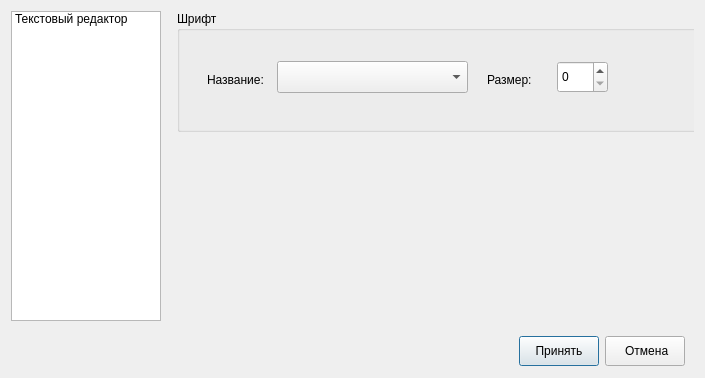
Ivanos121/pyTorch-Studio, file settings.ui: the form before one commit.
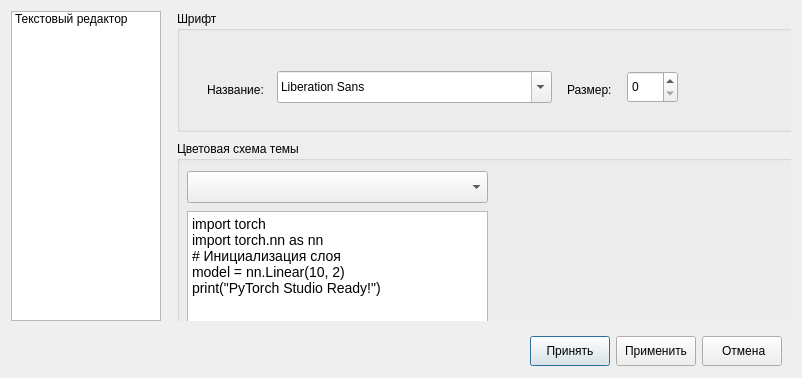
The form after the commit.

```diff
--- a/settings.ui
+++ b/settings.ui
@@ -6,7 +6,7 @@
    <rect>
     <x>0</x>
     <y>0</y>
-    <width>705</width>
+    <width>802</width>
     <height>378</height>
    </rect>
   </property>
@@ -43,7 +43,7 @@
         <rect>
          <x>10</x>
          <y>0</y>
-         <width>531</width>
+         <width>621</width>
          <height>121</height>
         </rect>
        </property>
@@ -54,7 +54,7 @@
         <property name="geometry">
          <rect>
           <x>30</x>
-          <y>60</y>
+          <y>70</y>
           <width>71</width>
           <height>18</height>
          </rect>
@@ -63,21 +63,11 @@
          <string>Название:</string>
         </property>
        </widget>
-       <widget class="QComboBox" name="comboBox">
-        <property name="geometry">
-         <rect>
-          <x>100</x>
-          <y>50</y>
-          <width>191</width>
-          <height>32</height>
-         </rect>
-        </property>
-       </widget>
        <widget class="QLabel" name="label_2">
         <property name="geometry">
          <rect>
-          <x>310</x>
-          <y>60</y>
+          <x>390</x>
+          <y>70</y>
           <width>57</width>
           <height>18</height>
          </rect>
@@ -89,13 +79,73 @@
        <widget class="QSpinBox" name="spinBox">
         <property name="geometry">
          <rect>
-          <x>380</x>
-          <y>50</y>
+          <x>450</x>
+          <y>60</y>
           <width>51</width>
           <height>32</height>
          </rect>
         </property>
        </widget>
+       <widget class="QFontComboBox" name="fontComboBoxEditor">
+        <property name="geometry">
+         <rect>
+          <x>100</x>
+          <y>60</y>
+          <width>275</width>
+          <height>32</height>
+         </rect>
+        </property>
+       </widget>
+      </widget>
+      <widget class="QGroupBox" name="groupBox_2">
+       <property name="geometry">
+        <rect>
+         <x>10</x>
+         <y>130</y>
+         <width>621</width>
+         <height>191</height>
+        </rect>
+       </property>
+       <property name="title">
+        <string>Цветовая схема темы</string>
+       </property>
+       <widget class="QTextEdit" name="codePreviewText">
+        <property name="geometry">
+         <rect>
+          <x>10</x>
+          <y>70</y>
+          <width>301</width>
+          <height>111</height>
+         </rect>
+        </property>
+        <property name="readOnly">
+         <bool>true</bool>
+        </property>
+        <property name="html">
+         <string>&lt;!DOCTYPE HTML PUBLIC &quot;-//W3C//DTD HTML 4.0//EN&quot; &quot;http://www.w3.org/TR/REC-html40/strict.dtd&quot;&gt;
+&lt;html&gt;&lt;head&gt;&lt;meta name=&quot;qrichtext&quot; content=&quot;1&quot; /&gt;&lt;meta charset=&quot;utf-8&quot; /&gt;&lt;style type=&quot;text/css&quot;&gt;
+p, li { white-space: pre-wrap; }
+hr { height: 1px; border-width: 0; }
+li.unchecked::marker { content: &quot;\2610&quot;; }
+li.checked::marker { content: &quot;\2612&quot;; }
+&lt;/style&gt;&lt;/head&gt;&lt;body style=&quot; font-family:'Noto Sans'; font-size:10pt; font-weight:400; font-style:normal;&quot;&gt;
+&lt;p style=&quot; margin-top:0px; margin-bottom:0px; margin-left:0px; margin-right:0px; -qt-block-indent:0; text-indent:0px;&quot;&gt;&lt;span style=&quot; font-family:'monospace'; font-size:14px;&quot;&gt;import torch &lt;/span&gt;&lt;/p&gt;
+&lt;p style=&quot; margin-top:0px; margin-bottom:0px; margin-left:0px; margin-right:0px; -qt-block-indent:0; text-indent:0px;&quot;&gt;&lt;span style=&quot; font-family:'monospace'; font-size:14px;&quot;&gt;import torch.nn as nn &lt;/span&gt;&lt;/p&gt;
+&lt;p style=&quot; margin-top:0px; margin-bottom:0px; margin-left:0px; margin-right:0px; -qt-block-indent:0; text-indent:0px;&quot;&gt;&lt;span style=&quot; font-family:'monospace'; font-size:14px;&quot;&gt;# Инициализация слоя &lt;/span&gt;&lt;/p&gt;
+&lt;p style=&quot; margin-top:0px; margin-bottom:0px; margin-left:0px; margin-right:0px; -qt-block-indent:0; text-indent:0px;&quot;&gt;&lt;span style=&quot; font-family:'monospace'; font-size:14px;&quot;&gt;model = nn.Linear(10, 2) &lt;/span&gt;&lt;/p&gt;
+&lt;p style=&quot; margin-top:0px; margin-bottom:0px; margin-left:0px; margin-right:0px; -qt-block-indent:0; text-indent:0px;&quot;&gt;&lt;span style=&quot; font-family:'monospace'; font-size:14px;&quot;&gt;print(&amp;quot;PyTorch Studio Ready!&amp;quot;)&lt;/span&gt;&lt;/p&gt;&lt;/body&gt;&lt;/html&gt;</string>
+        </property>
+       </widget>
+       <widget class="QComboBox" name="comboTheme">
+        <property name="geometry">
+         <rect>
+          <x>10</x>
+          <y>30</y>
+          <width>301</width>
+          <height>32</height>
+         </rect>
+        </property>
+       </widget>
       </widget>
      </widget>
      <widget class="QWidget" name="page_2"/>
@@ -149,7 +199,26 @@
        </widget>
       </item>
       <item>
-       <widget class="QPushButton" name="pushButton">
+       <widget class="QPushButton" name="btnApply">
+        <property name="minimumSize">
+         <size>
+          <width>0</width>
+          <height>30</height>
+         </size>
+        </property>
+        <property name="maximumSize">
+         <size>
+          <width>16777215</width>
+          <height>30</height>
+         </size>
+        </property>
+        <property name="text">
+         <string>Применить</string>
+        </property>
+       </widget>
+      </item>
+      <item>
+       <widget class="QPushButton" name="btnClose">
         <property name="sizePolicy">
          <sizepolicy hsizetype="Fixed" vsizetype="Fixed">
           <horstretch>0</horstretch>
```
Left out of the diff: 4 changed lines with no effect on the pictures.
